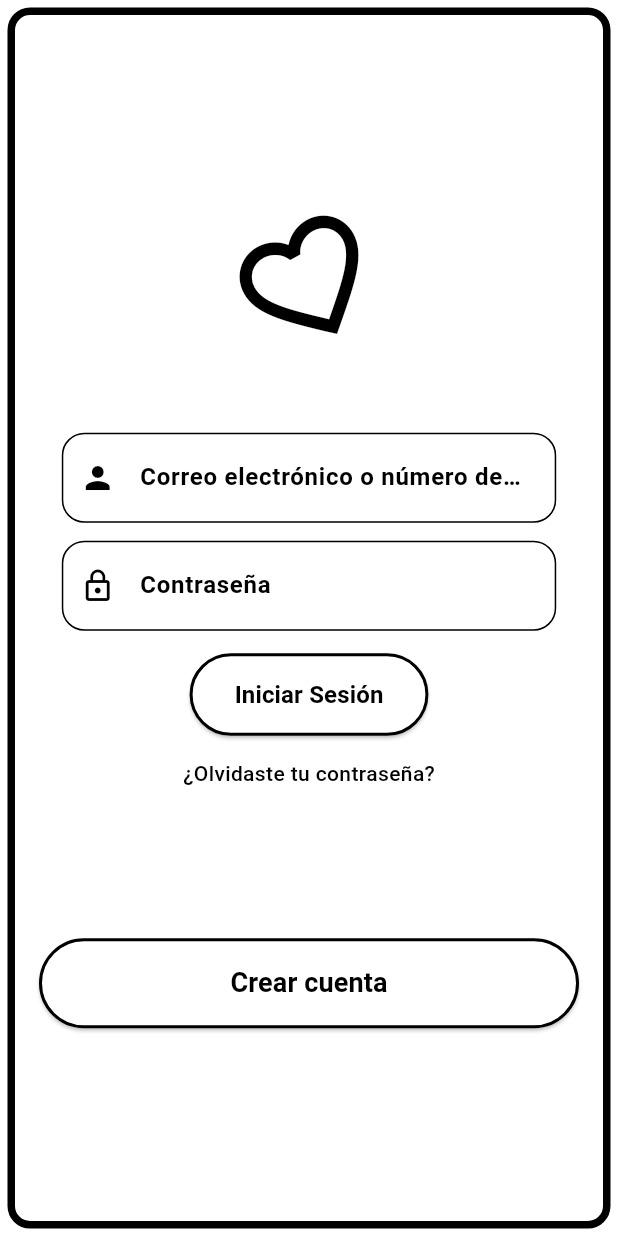
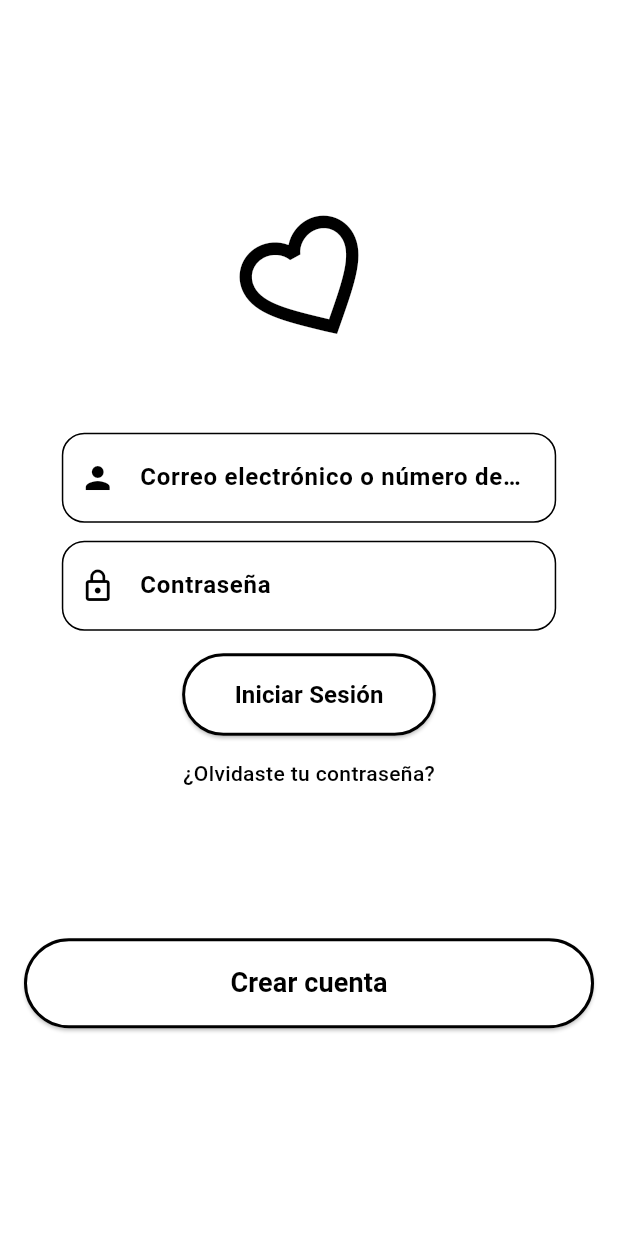
Before and after one commit to jholian10/Mensaje-Privado, a Flutter app: the screen it shows after launch, on a phone screen of 412 x 824 dp. Run offline on Flutter 3.47's test engine with Material 3 defaults, Android fonts, the light colour scheme and no system bars; our stand-ins replace bloc, equatable, flutter_bloc.

Commit message:
quito bordes negros
dificulta visual al correr en movil

```diff
--- a/private_message/lib/main.dart
+++ b/private_message/lib/main.dart
@@ -2,7 +2,6 @@ import 'package:flutter/material.dart';
 import 'package:flutter_bloc/flutter_bloc.dart';
 import 'package:private_message/my_views/account_creation_view.dart';
 import 'package:private_message/my_views/bloc/bloc/home_bloc.dart';
-
 import 'package:private_message/my_views/friends_view.dart';
 import 'package:private_message/my_views/loading_view.dart';
 import 'package:private_message/my_views/login_view.dart';
--- a/private_message/lib/my_views/login_view.dart
+++ b/private_message/lib/my_views/login_view.dart
@@ -16,13 +16,7 @@ class _LoginViewState extends State<LoginView> {
 
     return Scaffold(
       backgroundColor: Colors.white,
-      body: Container(
-        margin: const EdgeInsets.all(5),
-        decoration: BoxDecoration(
-          border: Border.all(color: Colors.black, width: 5),
-          borderRadius: BorderRadius.circular(15),
-        ),
-        child: Center(
+      body: Center(
         child: SingleChildScrollView(
           padding: const EdgeInsets.all(16),
           child: Column(
@@ -119,7 +113,7 @@ class _LoginViewState extends State<LoginView> {
                   backgroundColor: Colors.white,
                   foregroundColor: Colors.black,
                   padding: const EdgeInsets.symmetric(
-                      horizontal: 30,
+                    horizontal: 35,
                     vertical: 16,
                   ),
                   shape: RoundedRectangleBorder(
@@ -177,7 +171,6 @@ class _LoginViewState extends State<LoginView> {
           ),
         ),
       ),
-      ),
     );
   }
 }
```
Also changed, not shown: private_message/lib/my_views/friends_view.dart (+6 -21 lines), private_message/lib/my_views/message_view.dart (+1 -23 lines). Lines whose indentation alone changed are shown as unchanged.
